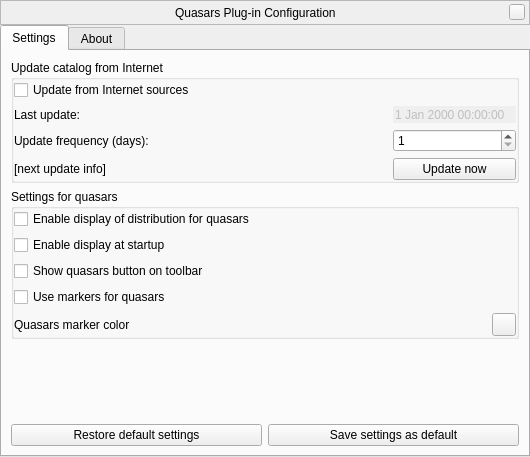
Above: plugins/Quasars/src/gui/quasarsDialog.ui from 519984307/stellarium_src before the change. Below: the same form after it.
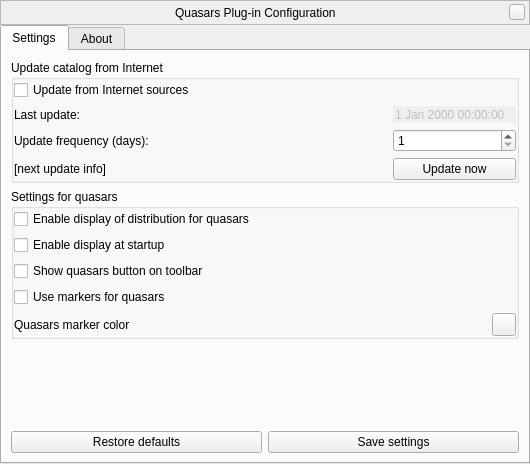
That is the form after the change. Custom widgets are drawn as their Qt base class.

```diff
--- a/plugins/Quasars/src/gui/quasarsDialog.ui
+++ b/plugins/Quasars/src/gui/quasarsDialog.ui
@@ -7,7 +7,7 @@
     <x>0</x>
     <y>0</y>
     <width>530</width>
-    <height>457</height>
+    <height>464</height>
    </rect>
   </property>
   <property name="windowTitle">
@@ -347,7 +347,7 @@
             </sizepolicy>
            </property>
            <property name="text">
-            <string>Restore default settings</string>
+            <string>Restore defaults</string>
            </property>
           </widget>
          </item>
@@ -360,7 +360,7 @@
             </sizepolicy>
            </property>
            <property name="text">
-            <string>Save settings as default</string>
+            <string>Save settings</string>
            </property>
           </widget>
          </item>
```
